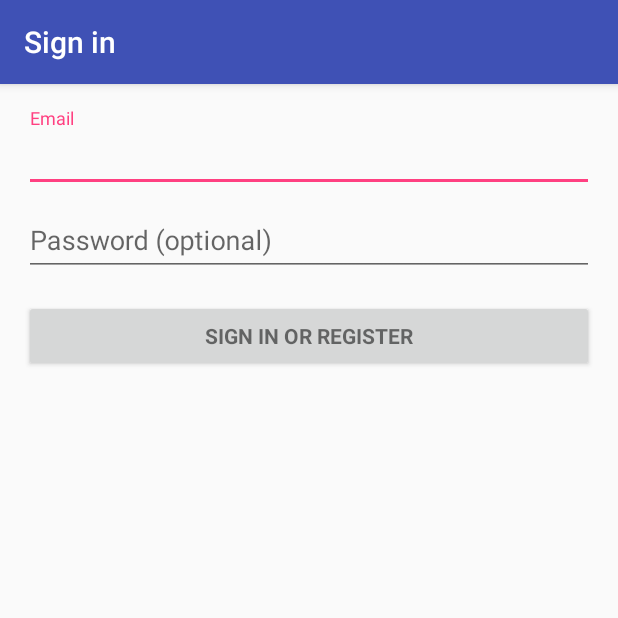
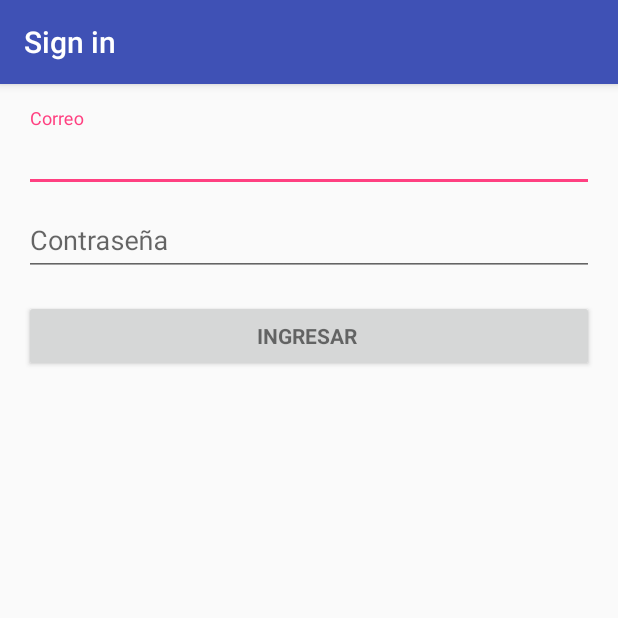
Before and after one commit to kavx/ProyectoFinal, an Android app: the LoginActivity screen opened directly, with no data from a screen before it, on a phone screen of 412 x 824 dp, the top half of it. Run offline under Robolectric (Android 15) with nearby library versions, the light colour scheme and no system bars; 2 statements that could not run were skipped.

Commit message:
activity log in
activity log in

```diff
--- a/GestionUniversitaria/app/src/main/res/layout/activity_login.xml
+++ b/GestionUniversitaria/app/src/main/res/layout/activity_login.xml
@@ -38,7 +38,7 @@
                     android:id="@+id/email"
                     android:layout_width="match_parent"
                     android:layout_height="wrap_content"
-                    android:hint="@string/prompt_email"
+                    android:hint="Correo"
                     android:inputType="textEmailAddress"
                     android:maxLines="1"
                     android:singleLine="true" />
@@ -53,7 +53,7 @@
                     android:id="@+id/password"
                     android:layout_width="match_parent"
                     android:layout_height="wrap_content"
-                    android:hint="@string/prompt_password"
+                    android:hint="Contraseña"
                     android:imeActionId="@+id/login"
                     android:imeActionLabel="@string/action_sign_in_short"
                     android:imeOptions="actionUnspecified"
@@ -69,7 +69,7 @@
                 android:layout_width="match_parent"
                 android:layout_height="wrap_content"
                 android:layout_marginTop="16dp"
-                android:text="@string/action_sign_in"
+                android:text="Ingresar "
                 android:textStyle="bold" />
 
         </LinearLayout>
```
